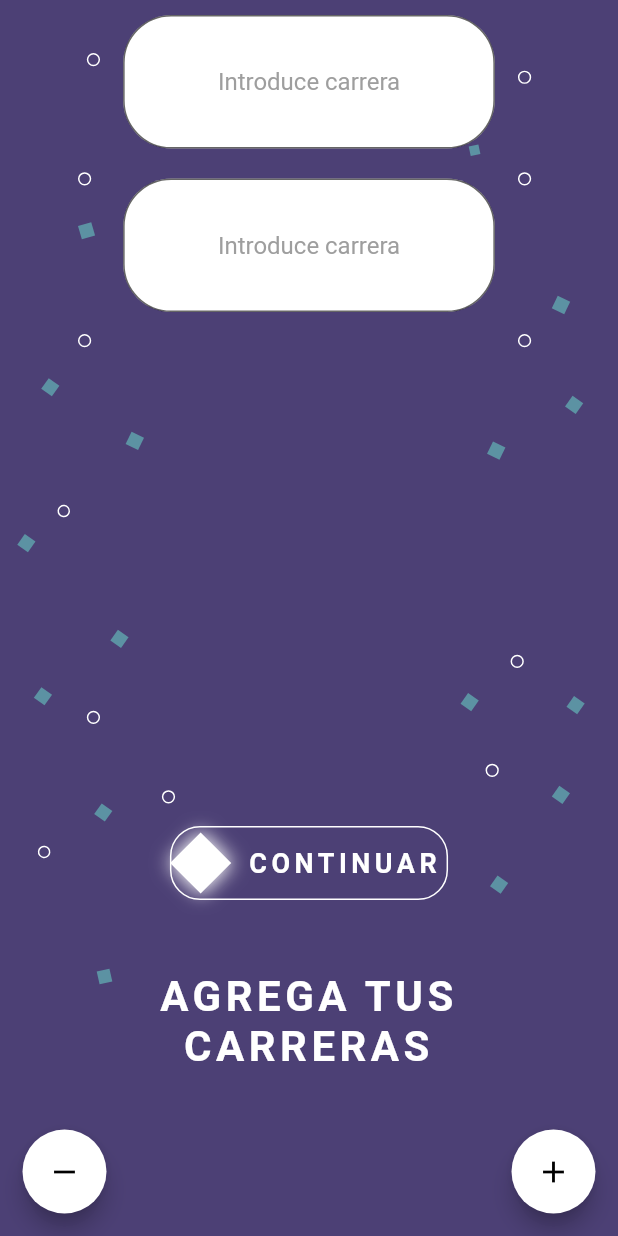
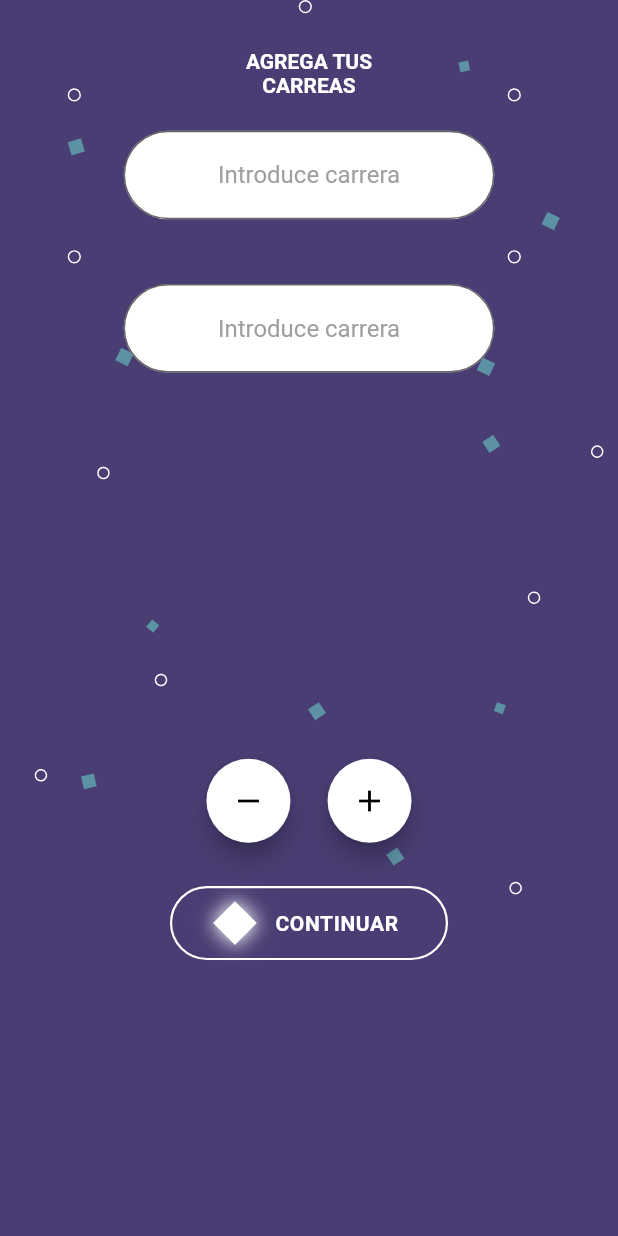
Before and after one commit to itumejia/pathapp, a Flutter app: the areasEstudioScreen screen opened by its route, on a phone screen of 412 x 824 dp. Run offline on Flutter 3.47's test engine with Material 2 defaults, Android fonts, the phone set to English and light mode, and no system bars; our stand-ins replace cloud_firestore, dotted_border, firebase_auth, firebase_core, flutter_svg, google_fonts and 2 more; missing offline and left inert: responsive_flutter; accounts and stored records are empty; Roboto replaces fonts that are missing (Amaranth).

Commit message:
areas estudio screen terminada

```diff
--- a/lib/main.dart
+++ b/lib/main.dart
@@ -30,7 +30,7 @@ class MyApp extends StatelessWidget {
   @override
   Widget build(BuildContext context) {
     return MaterialApp(
-      initialRoute: RegisterScreen.id,
+      initialRoute: sesionScreen.id,
       routes: {
         //Pantallas de inicio:
         introScreen.id: (context) => introScreen(), //Pantalla de bienvenida
--- a/lib/screens/areas_estudio_screen.dart
+++ b/lib/screens/areas_estudio_screen.dart
@@ -1,7 +1,6 @@
 import 'package:flutter/cupertino.dart';
 import 'package:flutter/material.dart';
 import 'package:flutter_svg/flutter_svg.dart';
-import 'package:google_fonts/google_fonts.dart';
 import 'package:modal_progress_hud/modal_progress_hud.dart';
 import 'package:pathapp/screens/Secciones.dart';
 import 'package:pathapp/utilities/constants.dart';
@@ -10,6 +9,9 @@ import 'package:cloud_firestore/cloud_firestore.dart';
 import 'package:firebase_auth/firebase_auth.dart';
 import 'package:pathapp/utilities/functions/firebaseFunctions.dart';
 import 'package:pathapp/screens/sesion_screen.dart';
+import 'package:pathapp/utilities/components/fonts.dart';
+import 'package:pathapp/utilities/components/inputCarreras.dart';
+import 'package:pathapp/utilities/components/roundedContainer.dart';
 
 class areasEstudioScreen extends StatefulWidget {
   static String id = 'areas_estudio_screen';
@@ -30,11 +32,10 @@ class _areasEstudioScreenState extends State<areasEstudioScreen> {
       loggedUser = await author.currentUser;
       if (loggedUser != null) {
         print(loggedUser.email);
+      } else {
+        Navigator.pushReplacementNamed(context, sesionScreen.id);
       }
-      else{
-        Navigator.pushReplacementNamed(context,sesionScreen.id);
-      }
-    }catch(e){
+    } catch (e) {
       print(e);
     }
   }
@@ -66,23 +67,32 @@ class _areasEstudioScreenState extends State<areasEstudioScreen> {
     final double heightScreenPercentage = MediaQuery.of(context).size.height;
     return Stack(children: <Widget>[
       Scaffold(
-        backgroundColor: Color(0xfb493d73),
+        backgroundColor: kColorMorado,
         body: ModalProgressHUD(
           inAsyncCall: saving,
           child: ListView(shrinkWrap: true, children: [
             Stack(
               children: [
                 SvgPicture.asset(
-                  'assets/images/fondoCarrera.svg',
-                  width: MediaQuery.of(context).size.width,
+                  'assets/images/efectosFondo2.svg',
+                  width: widthScreenPercentage,
                 ),
                 SafeArea(
                   child: Center(
                     child: Column(
                       children: [
+                        Padding(
+                          padding: EdgeInsets.only(
+                              top: heightScreenPercentage * 0.04,
+                              bottom: heightScreenPercentage * 0.015),
+                          child: fontStyleAmaranth(
+                              text: "AGREGA TUS\nCARREAS",
+                              sizePercentage: 4.5,
+                              color: Colors.white),
+                        ),
                         Container(
-                          height: MediaQuery.of(context).size.height * 0.65,
-                          width: MediaQuery.of(context).size.width * 0.65,
+                          height: heightScreenPercentage * 0.52,
+                          width: widthScreenPercentage,
                           child: ListView.builder(
                             itemCount: numCarreras,
                             physics: NeverScrollableScrollPhysics(),
@@ -90,19 +100,70 @@ class _areasEstudioScreenState extends State<areasEstudioScreen> {
                               return Align(
                                 alignment: Alignment.center,
                                 child: Padding(
-                                  padding: const EdgeInsets.all(10.0),
-                                  child: TextField(
-                                    textAlign: TextAlign.center,
-                                    controller: controladores[index],
-                                    decoration: kInputCarreras,
+                                  padding: EdgeInsets.symmetric(
+                                      vertical: heightScreenPercentage * 0.012),
+                                  child: Container(
+                                    width: widthScreenPercentage * 0.6,
+                                    height: heightScreenPercentage * 0.1,
+                                    child: TextField(
+                                      textAlign: TextAlign.center,
+                                      controller: controladores[index],
+                                      decoration:
+                                          inputCarreras(widthScreenPercentage),
+                                    ),
                                   ),
                                 ),
                               );
                             },
                           ),
                         ),
+                        Row(
+                          mainAxisAlignment: MainAxisAlignment.center,
+                          children: [
+                            Padding(
+                              padding: EdgeInsets.symmetric(
+                                  horizontal: widthScreenPercentage * 0.03),
+                              child: FloatingActionButton(
+                                heroTag: null,
+                                onPressed: () {
+                                  if (numCarreras > 2) {
+                                    setState(() {
+                                      numCarreras--;
+                                    });
+                                    controladores[numCarreras].clear();
+                                  }
+                                },
+                                child: Icon(
+                                  Icons.remove,
+                                  color: Colors.black,
+                                ),
+                                backgroundColor: Colors.white,
+                              ),
+                            ),
+                            Padding(
+                              padding: EdgeInsets.symmetric(
+                                  horizontal: widthScreenPercentage * 0.03),
+                              child: FloatingActionButton(
+                                heroTag: null,
+                                onPressed: () {
+                                  if (numCarreras < 4) {
+                                    setState(() {
+                                      numCarreras++;
+                                    });
+                                  }
+                                },
+                                child: Icon(
+                                  Icons.add,
+                                  color: Colors.black,
+                                ),
+                                backgroundColor: Colors.white,
+                              ),
+                            ),
+                          ],
+                        ),
                         Padding(
-                          padding: const EdgeInsets.symmetric(vertical: 15.0),
+                          padding: EdgeInsets.only(
+                              top: heightScreenPercentage * 0.035),
                           child: InkWell(
                             onTap: () {
                               setState(() {
@@ -131,37 +192,28 @@ class _areasEstudioScreenState extends State<areasEstudioScreen> {
                                 saving = true;
                               });
                             },
-                            child: kCreateRect(
-                              context,
-                              diamond(
-                                  diamondSize: widthScreenPercentage * 0.07),
-                              Text(
-                                'CONTINUAR',
-                                style: GoogleFonts.amaranth(
-                                  color: Colors.white,
-                                  fontSize: 18.0,
-                                  fontWeight: FontWeight.bold,
-                                  letterSpacing: 3.0,
-                                ),
+                            child: roundedContainer(
+                              heightPercentage: heightScreenPercentage * 0.06,
+                              widthPercentage: widthScreenPercentage * 0.45,
+                              childContainer: Row(
+                                mainAxisAlignment: MainAxisAlignment.center,
+                                children: [
+                                  diamond(
+                                      diamondSize:
+                                          widthScreenPercentage * 0.05),
+                                  Container(
+                                    width: widthScreenPercentage * 0.04,
+                                  ),
+                                  fontStyleAmaranth(
+                                      text: 'CONTINUAR',
+                                      sizePercentage: 2.1,
+                                      color: Colors.white,
+                                      letterSpacing:
+                                          widthScreenPercentage * 0.001),
+                                ],
                               ),
                             ),
                           ),
-                        ),
-                        Row(
-                          children: [
-                            Expanded(
-                              flex: 2,
-                              child: Text(
-                                '\nAGREGA TUS\nCARRERAS',
-                                textAlign: TextAlign.center,
-                                style: GoogleFonts.amaranth(
-                                    color: Colors.white,
-                                    fontSize: 28.0,
-                                    fontWeight: FontWeight.bold,
-                                    letterSpacing: 3.0),
-                              ),
-                            ),
-                          ],
                         ),
                       ],
                     ),
@@ -172,49 +224,6 @@ class _areasEstudioScreenState extends State<areasEstudioScreen> {
           ]),
         ),
       ),
-      Align(
-        alignment: Alignment.bottomLeft,
-        child: Padding(
-          padding: EdgeInsets.all(15),
-          child: FloatingActionButton(
-            heroTag: null,
-            onPressed: () {
-              if (numCarreras > 2) {
-                setState(() {
-                  numCarreras--;
-                });
-                controladores[numCarreras].clear();
-              }
-            },
-            child: Icon(
-              Icons.remove,
-              color: Colors.black,
-            ),
-            backgroundColor: Colors.white,
-          ),
-        ),
-      ),
-      Align(
-        alignment: Alignment.bottomRight,
-        child: Padding(
-          padding: EdgeInsets.all(15),
-          child: FloatingActionButton(
-            heroTag: null,
-            onPressed: () {
-              if (numCarreras < 4) {
-                setState(() {
-                  numCarreras++;
-                });
-              }
-            },
-            child: Icon(
-              Icons.add,
-              color: Colors.black,
-            ),
-            backgroundColor: Colors.white,
-          ),
-        ),
-      ),
     ]);
   }
 }
--- a/lib/utilities/components/fonts.dart
+++ b/lib/utilities/components/fonts.dart
@@ -30,11 +30,13 @@ class fontStyleAmaranth extends StatelessWidget {
       {@required this.text,
       @required this.sizePercentage,
       @required this.color,
-      this.letterSpacing});
+      this.letterSpacing,
+      this.textAlign});
   final String text;
   final double sizePercentage;
   final Color color;
   final double letterSpacing;
+  final TextAlign textAlign;
 
   @override
   Widget build(BuildContext context) {
@@ -45,6 +47,7 @@ class fontStyleAmaranth extends StatelessWidget {
           fontSize: ResponsiveFlutter.of(context).fontSize(sizePercentage),
           fontWeight: FontWeight.bold,
           letterSpacing: letterSpacing != null ? letterSpacing : 0),
+      textAlign: textAlign != null ? textAlign : TextAlign.center,
     );
   }
 }
--- /dev/null
+++ b/lib/utilities/components/inputCarreras.dart
@@ -0,0 +1,13 @@
+import 'package:flutter/material.dart';
+
+InputDecoration inputCarreras(double screenWidth) {
+  return InputDecoration(
+    hintText: 'Introduce carrera',
+    fillColor: Colors.white,
+    filled: true,
+    hintStyle: TextStyle(color: Colors.grey),
+    border: OutlineInputBorder(
+      borderRadius: BorderRadius.all(Radius.circular(screenWidth * 0.15)),
+    ),
+  );
+}
--- a/lib/utilities/constants.dart
+++ b/lib/utilities/constants.dart
@@ -16,42 +16,3 @@ const kColorVerdeClaro = Color(0xFFC6DC72);
 const kColorVerdeOscuro = Color(0xFF8BA32B);
 const kColorGris = Colors.grey;
 const kColorAzulEfectosFondo = Color(0xFF5C92A3);
-
-const kInputCarreras = InputDecoration(
-  hintText: 'Introduce carrera',
-  fillColor: Colors.white,
-  filled: true,
-  hintStyle: TextStyle(color: Colors.grey),
-  contentPadding: EdgeInsets.symmetric(vertical: 35),
-  border: OutlineInputBorder(
-    borderRadius: BorderRadius.all(Radius.circular(32.0)),
-  ),
-);
-
-//TODO: PASARLO A COMPONENTES
-Widget kCreateRect(
-    BuildContext context, Widget leftWidget, Widget rightWidget) {
-  return (Container(
-    width: MediaQuery.of(context).size.width * 0.45,
-    height: MediaQuery.of(context).size.height * 0.06,
-    decoration: BoxDecoration(
-      border: Border.all(
-        color: Colors.white,
-        width: 1.0,
-      ),
-      borderRadius: BorderRadius.all(
-        Radius.circular(20.0),
-      ),
-    ),
-    child: Row(
-      mainAxisAlignment: MainAxisAlignment.center,
-      children: [
-        leftWidget,
-        Container(
-          width: MediaQuery.of(context).size.width * 0.04,
-        ),
-        rightWidget,
-      ],
-    ),
-  ));
-}
```
